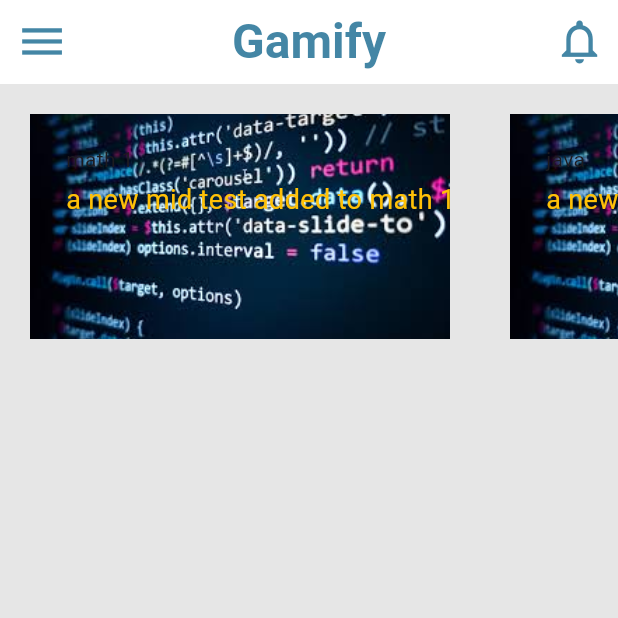
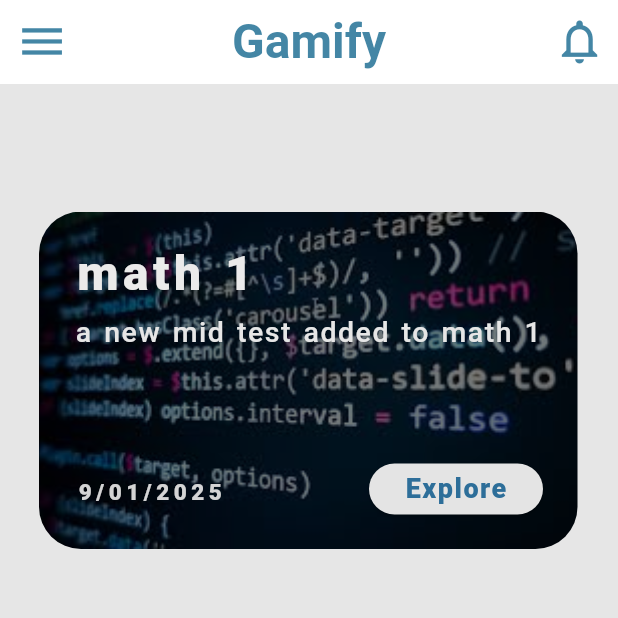
Before and after one commit to saf-24/gamify_project, a Flutter app: the St_home_page screen opened directly, on a phone screen of 412 x 824 dp, the top half of it. Run offline on Flutter 3.47's test engine with Material 3 defaults, Android fonts, the light colour scheme and no system bars.

Commit message:
i made some chenge on student home  page

```diff
--- a/lib/Safwan/Screens/student_home_page_test.dart
+++ b/lib/Safwan/Screens/student_home_page_test.dart
@@ -19,24 +19,26 @@ class MyApp extends StatelessWidget {
   }
 }
 
-final List<Map<String,String >> test = [{
+final List<Map<String, String>> test = [
+  {
     'title': 'math 1',
     'image': 'assets/img/download.jpg',
-  'disc':'a new mid test added to math 1'
+    'disc': 'a new mid test added to math 1',
+    'date': '9/01/2025'
   },
-
   {
     'title': 'java',
     'image': 'assets/img/download.jpg',
-  'disc':'a new final test added to java 1'
+    'disc':
+        'a new final test adde fdfgnldfgj  ldkjflk j  lkdfglj dlfkgjhlkdfhjg d to java 1',
+    'date': '9/01/2025'
   },
-
   {
     'title': 'python',
     'image': 'assets/img/download.jpg',
-  'disc':'a new Quiz added to python 1'
+    'disc': 'a new Quiz added to python 1',
+    'date': '9/01/2025'
   },
-
 ];
 
 class St_home_page extends StatelessWidget {
@@ -71,8 +73,14 @@ class St_home_page extends StatelessWidget {
           ),
           backgroundColor: const Color.fromARGB(255, 255, 255, 255),
         ),
-        body: SizedBox(
-            height: 190,
+        body:
+
+        Column(
+          children: [
+
+            SizedBox(
+
+                height: 330,
                 child: ListView.builder(
                     scrollDirection: Axis.horizontal,
                     itemCount: test.length,
@@ -81,7 +89,16 @@ class St_home_page extends StatelessWidget {
                         title: test[index]['title']!,
                         disc: test[index]['disc']!,
                         imagepath: test[index]['image']!,
+                        date: test[index]['date']!,
                       );
-                })));
+                    },
+                  ),
+                ),
+          ],
+        ),
+
+          );
+
+
   }
 }
--- a/lib/Safwan/Screens/test_widget.dart
+++ b/lib/Safwan/Screens/test_widget.dart
@@ -4,38 +4,88 @@ class TestWidget extends StatelessWidget {
   final String title;
   final String disc;
   final String imagepath;
+  final String date;
 
-  const TestWidget({super.key,
+  const TestWidget({
+    super.key,
     required this.title,
     required this.disc,
     required this.imagepath,
+    required this.date,
   });
 
   @override
   Widget build(BuildContext context) {
     return Container(
-      margin: const EdgeInsets.all(20),
-
-      width: 280,
-      decoration: BoxDecoration(borderRadius: BorderRadius.all(Radius.circular(22) ),color: Colors.amber,),
+      margin: const EdgeInsets.fromLTRB(26, 85, 24, 20),
+      width: 359,
       child: Stack(
         children: [
-          Positioned.fill(child: Image.asset(imagepath,fit: BoxFit.cover, )),
+          ClipRRect(
+              borderRadius: BorderRadius.circular(28),
+              child: ColorFiltered(
+                  colorFilter: ColorFilter.mode(
+                      const Color.fromARGB(255, 121, 121, 121),
+                      BlendMode.modulate),
+                  child: Image.asset(
+                    imagepath,
+                    fit: BoxFit.cover,
+                    width: 400,
+                    height: 300,
+                  ))),
           Positioned(
-              top: 20,
+              top: 18,
               left: 24,
               child: Text(
                 title,
+                style: TextStyle(
+                    fontSize: 32,
+                    color: const Color.fromARGB(255, 235, 234, 234),
+                    fontWeight: FontWeight.w800,
+                    wordSpacing: 2,
+                    letterSpacing: 3),
               )),
           Positioned(
-              top: 44,
+              bottom: 28,
+              left: 25,
+              child: Text(
+                date,
+                style: TextStyle(
+                    fontSize: 15,
+                    color: const Color.fromARGB(230, 235, 234, 234),
+                    fontWeight: FontWeight.w800,
+                    wordSpacing: 2,
+                    letterSpacing: 3),
+              )),
+          Positioned(
+              top: 67,
               left: 24,
-              child: Text(
-                disc,
-                style: TextStyle(fontSize: 18, color: Colors.amber),
-              )
+              child: Container(
+                width: 320,
+                child: Text(
+                  disc,
+                  style: TextStyle(
+                      fontSize: 19,
+                      color: const Color.fromARGB(255, 230, 230, 230),
+                      wordSpacing: 2,
+                      letterSpacing: 1,
+                      fontWeight: FontWeight.w500),
+                ),
+              )),
+          Positioned(
+            bottom: 23,
+            right: 23,
+            child: ElevatedButton(
+              onPressed: () {},
+              style: ButtonStyle(
+                backgroundColor: MaterialStateProperty.all(
+                    const Color.fromARGB(255, 228, 228, 228)),
+              ),
+              child: Text("Explore",style: TextStyle(fontSize: 18, fontWeight:FontWeight.w800,letterSpacing: 1,color: const Color.fromARGB(255, 45, 110, 153) ),),
             ),
-
+            width: 116,
+            height: 34,
+          ),
         ],
       ),
     );
```
Lines whose indentation alone changed are shown as unchanged.
